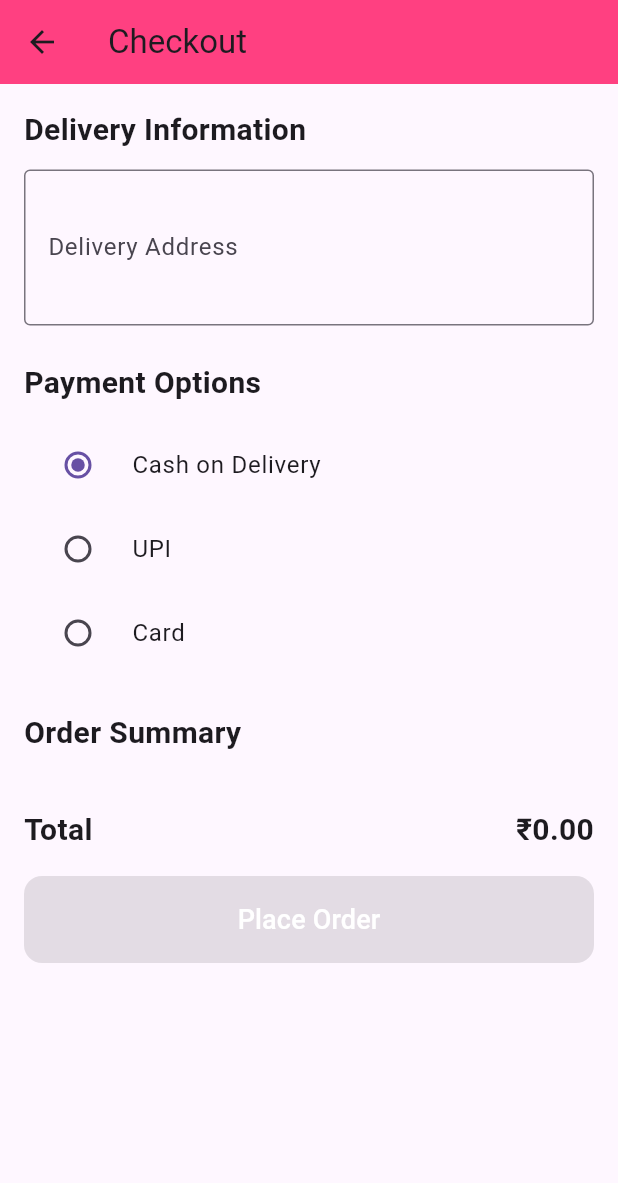
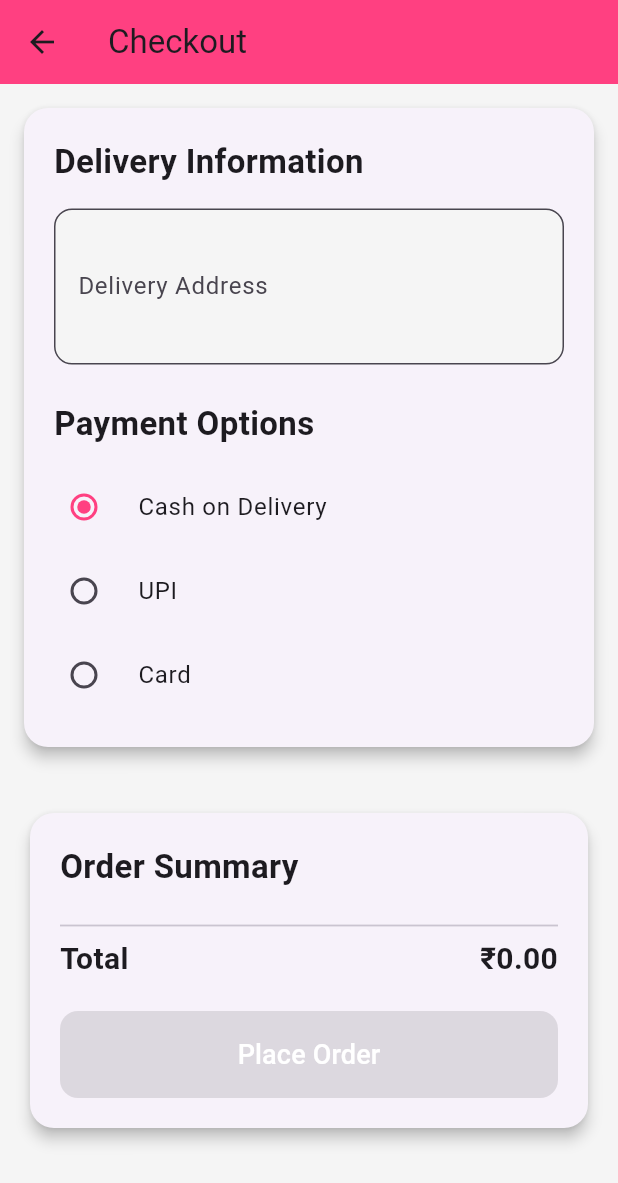
Before and after one commit to Chetana2805/Cake-Shop, a Flutter app: the CheckoutScreen screen opened directly with empty values, on a phone screen of 412 x 824 dp. Shown: the top 1183 px of the screen. Run offline on Flutter 3.47's test engine with Material 3 defaults, Android fonts, the phone set to English and light mode, and no system bars; our stand-ins replace cloud_firestore, firebase_auth, firebase_core, flutter_dotenv, fluttertoast, intl_phone_field; accounts and stored records are empty.

Commit message:
better ui

```diff
--- a/lib/main.dart
+++ b/lib/main.dart
@@ -5,7 +5,6 @@
 import 'screens/auth_screen.dart';
 import 'screens/home_screen.dart';
 import 'screens/cart_screen.dart';
-import 'screens/checkout_screen.dart';
 
 Future<void> main() async {
   WidgetsFlutterBinding.ensureInitialized();
--- a/lib/screens/checkout_screen.dart
+++ b/lib/screens/checkout_screen.dart
@@ -22,20 +22,14 @@
 
 class _CheckoutScreenState extends State<CheckoutScreen> {
   final _formKey = GlobalKey<FormState>();
-
-  // Delivery Info (name, phone, address)
   String _address = '';
-
-  // Payment method
   String _selectedPayment = 'Cash on Delivery';
 
   double get total {
     double sum = 0.0;
     for (var item in widget.items) {
       final cake = widget.cakesMap[item.cakeId];
-      if (cake != null) {
-        sum += cake.price * item.quantity;
-      }
+      if (cake != null) sum += cake.price * item.quantity;
     }
     return sum;
   }
@@ -57,9 +51,9 @@
       deliveryAddress: _address,
       paymentMethod: _selectedPayment,
     );
-
     await FirestoreService().clearCart(userId);
     Fluttertoast.showToast(msg: 'Order Placed Successfully!');
+
     if (mounted) {
       Navigator.pushReplacement(
           context, MaterialPageRoute(builder: (_) => const HomeScreen()));
@@ -68,9 +62,11 @@
 
   @override
   Widget build(BuildContext context) {
-    final isWeb = MediaQuery.of(context).size.width > 600;
+    final screenWidth = MediaQuery.of(context).size.width;
+    final isWeb = screenWidth > 600;
 
     return Scaffold(
+      backgroundColor: const Color(0xFFF5F5F5),
       appBar: AppBar(
         title: const Text('Checkout'),
         backgroundColor: Colors.pinkAccent,
@@ -83,9 +79,9 @@
               ? Row(
                   crossAxisAlignment: CrossAxisAlignment.start,
                   children: [
-                    Expanded(child: _deliveryAndPaymentSection()),
+                    Expanded(flex: 2, child: _deliveryAndPaymentSection()),
                     const SizedBox(width: 24),
-                    Expanded(child: _orderSummarySection()),
+                    Expanded(flex: 3, child: _orderSummarySection()),
                   ],
                 )
               : Column(
@@ -102,20 +98,29 @@
   }
 
   Widget _deliveryAndPaymentSection() {
-    return Column(
+    return Card(
+      elevation: 4,
+      shape: RoundedRectangleBorder(borderRadius: BorderRadius.circular(16)),
+      margin: const EdgeInsets.only(bottom: 16),
+      child: Padding(
+        padding: const EdgeInsets.all(20),
+        child: Column(
           crossAxisAlignment: CrossAxisAlignment.start,
           children: [
             const Text(
               'Delivery Information',
-          style: TextStyle(fontSize: 20, fontWeight: FontWeight.bold),
+              style: TextStyle(fontSize: 22, fontWeight: FontWeight.bold),
             ),
-        const SizedBox(height: 12),
-
-        // Address
+            const SizedBox(height: 16),
             TextFormField(
-          decoration: const InputDecoration(
+              decoration: InputDecoration(
                 labelText: 'Delivery Address',
-            border: OutlineInputBorder(),
+                hintText: 'Enter your full address',
+                border: OutlineInputBorder(
+                  borderRadius: BorderRadius.circular(12),
+                ),
+                filled: true,
+                fillColor: Colors.grey[100],
               ),
               maxLines: 3,
               validator: (value) =>
@@ -123,11 +128,9 @@
               onSaved: (value) => _address = value!.trim(),
             ),
             const SizedBox(height: 24),
-
-        // Payment
             const Text(
               'Payment Options',
-          style: TextStyle(fontSize: 20, fontWeight: FontWeight.bold),
+              style: TextStyle(fontSize: 22, fontWeight: FontWeight.bold),
             ),
             const SizedBox(height: 12),
             Column(
@@ -135,7 +138,9 @@
                 return RadioListTile<String>(
                   value: method,
                   groupValue: _selectedPayment,
-              title: Text(method),
+                  title: Text(method, style: const TextStyle(fontSize: 16)),
+                  activeColor: Colors.pinkAccent,
+                  contentPadding: const EdgeInsets.symmetric(horizontal: 0),
                   onChanged: (value) {
                     if (value != null) setState(() => _selectedPayment = value);
                   },
@@ -143,67 +148,110 @@
               }).toList(),
             ),
           ],
+        ),
+      ),
     );
   }
 
   Widget _orderSummarySection() {
-    return Column(
+    return Card(
+      elevation: 4,
+      shape: RoundedRectangleBorder(borderRadius: BorderRadius.circular(16)),
+      child: Padding(
+        padding: const EdgeInsets.all(20),
+        child: Column(
           crossAxisAlignment: CrossAxisAlignment.start,
           children: [
             const Text(
               'Order Summary',
-          style: TextStyle(fontSize: 20, fontWeight: FontWeight.bold),
+              style: TextStyle(fontSize: 22, fontWeight: FontWeight.bold),
             ),
-        const SizedBox(height: 12),
-        Container(
-          decoration: BoxDecoration(
-            color: Colors.white,
-            borderRadius: BorderRadius.circular(12),
-            boxShadow: [
-              BoxShadow(
-                  color: Colors.grey.withOpacity(0.3),
-                  blurRadius: 10,
-                  offset: const Offset(0, 4))
+            const SizedBox(height: 16),
+            ...widget.items.map((item) {
+              final cake = widget.cakesMap[item.cakeId];
+              return Padding(
+                padding: const EdgeInsets.symmetric(vertical: 8.0),
+                child: Row(
+                  crossAxisAlignment: CrossAxisAlignment.center,
+                  children: [
+                    ClipRRect(
+                      borderRadius: BorderRadius.circular(8),
+                      child: cake?.imageUrl != null
+                          ? Image.network(
+                              cake!.imageUrl,
+                              width: 60,
+                              height: 60,
+                              fit: BoxFit.cover,
+                              loadingBuilder: (context, child, loadingProgress) {
+                                if (loadingProgress == null) return child;
+                                return SizedBox(
+                                  width: 60,
+                                  height: 60,
+                                  child: Center(
+                                    child: CircularProgressIndicator(
+                                      strokeWidth: 2,
+                                      value: loadingProgress.expectedTotalBytes != null
+                                          ? loadingProgress.cumulativeBytesLoaded /
+                                              loadingProgress.expectedTotalBytes!
+                                          : null,
+                                    ),
+                                  ),
+                                );
+                              },
+                              errorBuilder: (context, error, stackTrace) {
+                                return const SizedBox(
+                                  width: 60,
+                                  height: 60,
+                                  child: Icon(Icons.broken_image,
+                                      color: Colors.grey, size: 60),
+                                );
+                              },
+                            )
+                          : const SizedBox(
+                              width: 60,
+                              height: 60,
+                              child: Icon(Icons.cake, size: 60, color: Colors.pink),
+                            ),
+                    ),
+                    const SizedBox(width: 16),
+                    Expanded(
+                      child: Column(
+                        crossAxisAlignment: CrossAxisAlignment.start,
+                        children: [
+                          Text(
+                            cake?.name ?? 'Unknown Cake',
+                            style: const TextStyle(
+                                fontSize: 16, fontWeight: FontWeight.w600),
+                          ),
+                          const SizedBox(height: 4),
+                          Text('Quantity: ${item.quantity}',
+                              style: const TextStyle(
+                                  fontSize: 14, color: Colors.grey)),
                         ],
                       ),
-          child: Column(
-            children: widget.items.map((item) {
-              final cake = widget.cakesMap[item.cakeId];
-              return Column(
-                children: [
-                  ListTile(
-                    leading: cake?.imageUrl != null
-                        ? ClipRRect(
-                            borderRadius: BorderRadius.circular(8),
-                            child: Image.network(
-                              cake!.imageUrl,
-                              width: 50,
-                              height: 50,
-                              fit: BoxFit.cover,
                     ),
-                          )
-                        : const Icon(Icons.cake, size: 50, color: Colors.pink),
-                    title: Text(cake?.name ?? 'Unknown Cake'),
-                    subtitle: Text(
-                        'Quantity: ${item.quantity}\nPrice: ₹${(cake?.price ?? 0) * item.quantity}'),
+                    Text(
+                      '₹${(cake?.price ?? 0) * item.quantity}',
+                      style: const TextStyle(
+                          fontSize: 16, fontWeight: FontWeight.bold),
                     ),
-                  const Divider(), // Add space between items
                   ],
+                ),
               );
             }).toList(),
-          ),
-        ),
-        const SizedBox(height: 24),
+            const Divider(thickness: 1.2),
             Row(
               mainAxisAlignment: MainAxisAlignment.spaceBetween,
               children: [
                 const Text('Total',
-                style: TextStyle(fontSize: 20, fontWeight: FontWeight.bold)),
+                    style:
+                        TextStyle(fontSize: 20, fontWeight: FontWeight.bold)),
                 Text('₹${total.toStringAsFixed(2)}',
-                style: const TextStyle(fontSize: 20, fontWeight: FontWeight.bold)),
+                    style: const TextStyle(
+                        fontSize: 20, fontWeight: FontWeight.bold)),
               ],
             ),
-        const SizedBox(height: 16),
+            const SizedBox(height: 20),
             SizedBox(
               width: double.infinity,
               child: ElevatedButton(
@@ -213,6 +261,7 @@
                   backgroundColor: Colors.pinkAccent,
                   shape: RoundedRectangleBorder(
                       borderRadius: BorderRadius.circular(12)),
+                  elevation: 4,
                 ),
                 child: const Text(
                   'Place Order',
@@ -221,6 +270,8 @@
               ),
             ),
           ],
+        ),
+      ),
     );
   }
 }
```
Lines whose indentation alone changed are shown as unchanged.
